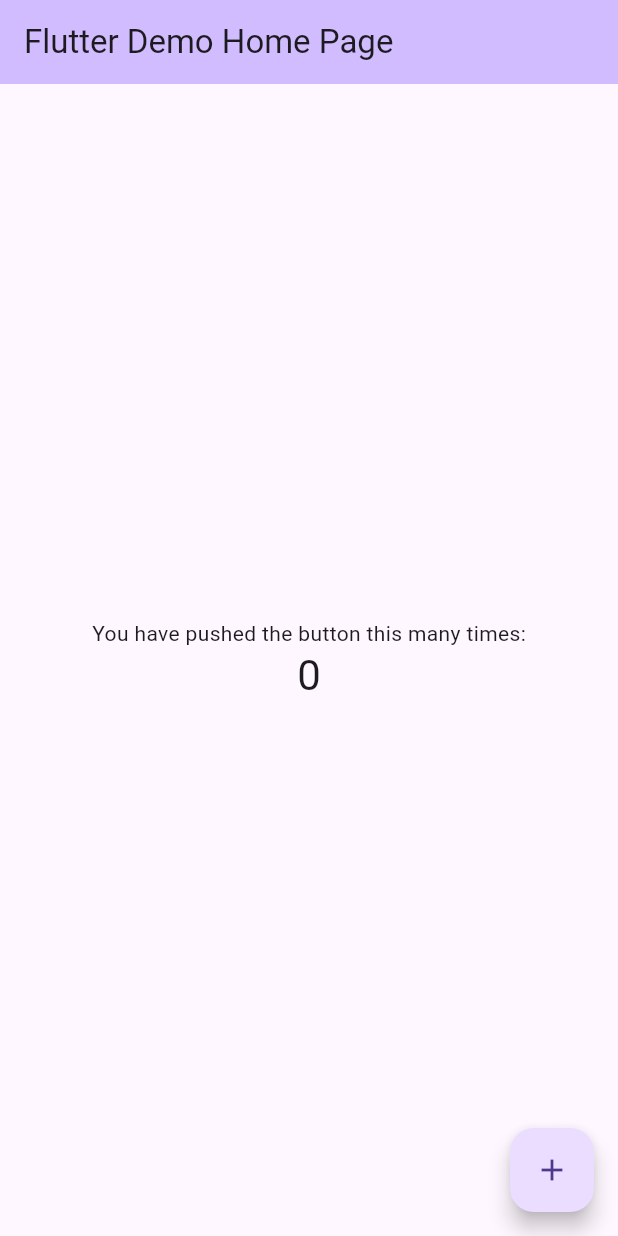
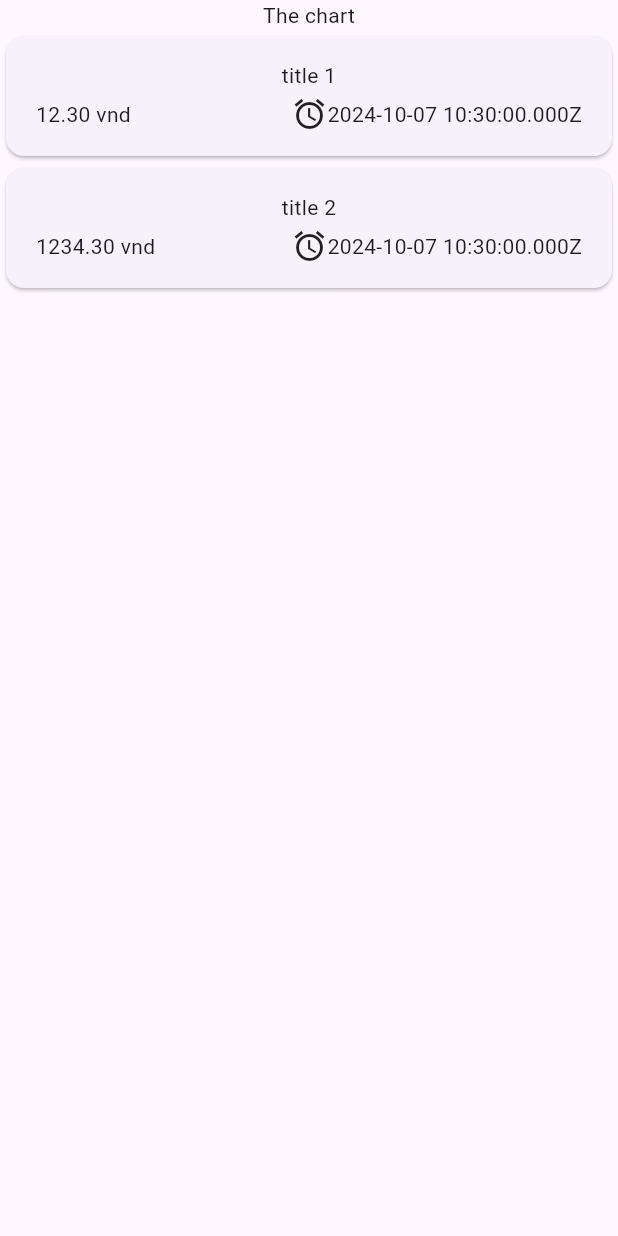
Before and after one commit to haimean/learn_flutter, a Flutter app: the screen it shows after launch, on a phone screen of 412 x 824 dp. Run offline on Flutter 3.47's test engine with Material 3 defaults, Android fonts, the phone set to English and light mode, and no system bars; our stand-ins replace device_preview.

Commit message:
add base ui expense item

```diff
--- a/lib/main.dart
+++ b/lib/main.dart
@@ -1,6 +1,7 @@
 import 'package:device_preview/device_preview.dart';
 import 'package:flutter/foundation.dart';
 import 'package:flutter/material.dart';
+import 'package:learn_flutter/widgets/expenses.dart';
 
 void main() {
   runApp(
@@ -37,40 +38,8 @@ class MyHomePage extends StatefulWidget {
 }
 
 class _MyHomePageState extends State<MyHomePage> {
-  int _counter = 0;
-
-  void _incrementCounter() {
-    setState(() {
-      _counter++;
-    });
-  }
-
   @override
   Widget build(BuildContext context) {
-    return Scaffold(
-      appBar: AppBar(
-        backgroundColor: Theme.of(context).colorScheme.inversePrimary,
-        title: Text(widget.title),
-      ),
-      body: Center(
-        child: Column(
-          mainAxisAlignment: MainAxisAlignment.center,
-          children: <Widget>[
-            const Text(
-              'You have pushed the button this many times:',
-            ),
-            Text(
-              '$_counter',
-              style: Theme.of(context).textTheme.headlineMedium,
-            ),
-          ],
-        ),
-      ),
-      floatingActionButton: FloatingActionButton(
-        onPressed: _incrementCounter,
-        tooltip: 'Increment',
-        child: const Icon(Icons.add),
-      ),
-    );
+    return const Expenses();
   }
 }
--- /dev/null
+++ b/lib/model/expense.dart
@@ -0,0 +1,19 @@
+import 'package:uuid/uuid.dart';
+
+const uuid = Uuid();
+
+enum Categories { food, travel, leisure, work }
+
+class Expense {
+  Expense({
+    required this.title,
+    required this.amount,
+    required this.date,
+    required this.category,
+  }) : id = uuid.v4();
+  final String id;
+  final String title;
+  final double amount;
+  final DateTime date;
+  final Categories category;
+}
--- /dev/null
+++ b/lib/widgets/expenses.dart
@@ -0,0 +1,43 @@
+import 'package:flutter/material.dart';
+import 'package:learn_flutter/model/expense.dart';
+import 'package:learn_flutter/widgets/expenses_list/expenses_list.dart';
+
+class Expenses extends StatefulWidget {
+  const Expenses({super.key});
+
+  @override
+  State<Expenses> createState() => _ExpensesState();
+}
+
+class _ExpensesState extends State<Expenses> {
+  final List<Expense> _registerExpenses = [
+    Expense(
+      title: "title 1",
+      amount: 12.3,
+      date: DateTime.now(),
+      category: Categories.travel,
+    ),
+    Expense(
+      title: "title 2",
+      amount: 1234.3,
+      date: DateTime.now(),
+      category: Categories.travel,
+    ),
+  ];
+  @override
+  Widget build(BuildContext context) {
+    return Scaffold(
+      body: Center(
+        child: Column(
+          mainAxisAlignment: MainAxisAlignment.center,
+          children: <Widget>[
+            const Text('The chart'),
+            Expanded(
+              child: ExpensesList(expenses: _registerExpenses),
+            ),
+          ],
+        ),
+      ),
+    );
+  }
+}
--- /dev/null
+++ b/lib/widgets/expenses_list/expenses_item.dart
@@ -0,0 +1,41 @@
+import 'package:flutter/material.dart';
+import 'package:learn_flutter/model/expense.dart';
+
+class ExpensesItem extends StatelessWidget {
+  const ExpensesItem({super.key, required this.expense});
+  final Expense expense;
+  @override
+  Widget build(BuildContext context) {
+    return Card(
+      child: Padding(
+        padding: const EdgeInsets.symmetric(
+          horizontal: 20,
+          vertical: 16,
+        ),
+        child: Column(
+          children: [
+            Text(expense.title),
+            const SizedBox(
+              height: 4,
+            ),
+            Row(
+              children: [
+                Text('${expense.amount.toStringAsFixed(2)} vnd'),
+                const Spacer(),
+                Row(
+                  children: [
+                    const Icon(Icons.alarm),
+                    const SizedBox(
+                      height: 8,
+                    ),
+                    Text(expense.date.toUtc().toString()),
+                  ],
+                ),
+              ],
+            )
+          ],
+        ),
+      ),
+    );
+  }
+}
--- /dev/null
+++ b/lib/widgets/expenses_list/expenses_list.dart
@@ -0,0 +1,17 @@
+import 'package:flutter/material.dart';
+import 'package:learn_flutter/model/expense.dart';
+import 'package:learn_flutter/widgets/expenses_list/expenses_item.dart';
+
+class ExpensesList extends StatelessWidget {
+  const ExpensesList({super.key, required this.expenses});
+  final List<Expense> expenses;
+  @override
+  Widget build(BuildContext context) {
+    return ListView.builder(
+      itemCount: expenses.length,
+      itemBuilder: (context, index) => ExpensesItem(
+        expense: expenses[index],
+      ),
+    );
+  }
+}
```
